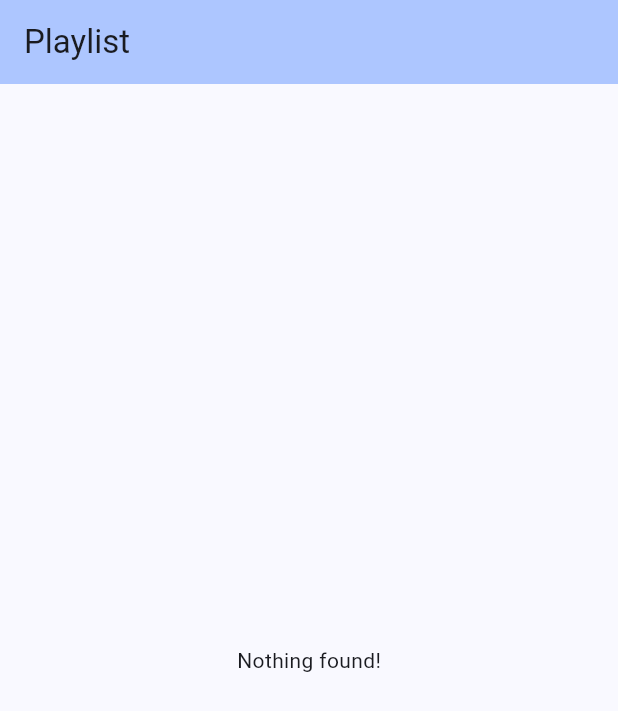
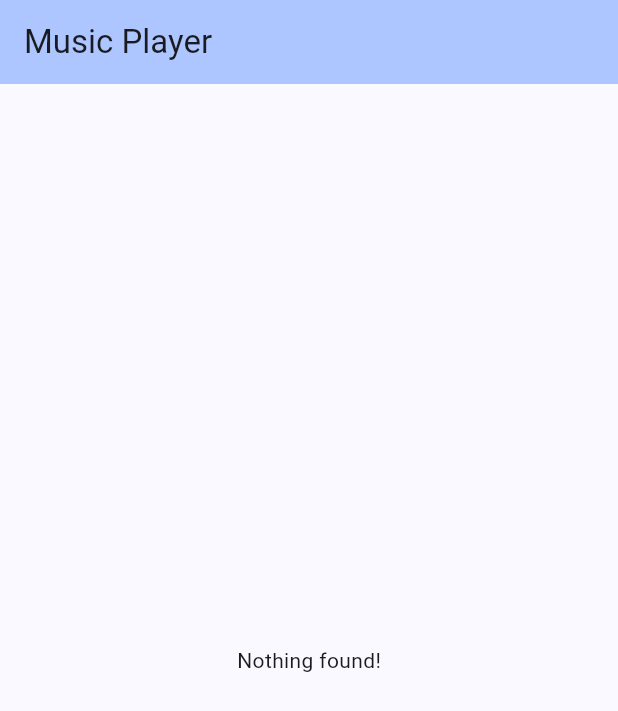
Before and after one commit to Kinhs/music_player, a Flutter app: the screen it shows after launch, on a phone screen of 412 x 824 dp. Shown: the top 711 px of the screen. Run offline on Flutter 3.47's test engine with Material 3 defaults, Android fonts, the phone set to English and light mode, and no system bars; our stand-ins replace on_audio_query.

Commit message:
Update main.dart

```diff
--- a/lib/main.dart
+++ b/lib/main.dart
@@ -16,7 +16,7 @@ class MyApp extends StatelessWidget {
         colorScheme: ColorScheme.fromSeed(seedColor: Colors.blueAccent),
         useMaterial3: true,
       ),
-      home: const MyHomePage(title: 'Playlist'),
+      home: const MyHomePage(title: 'Music Player'),
     );
   }
 }
```
